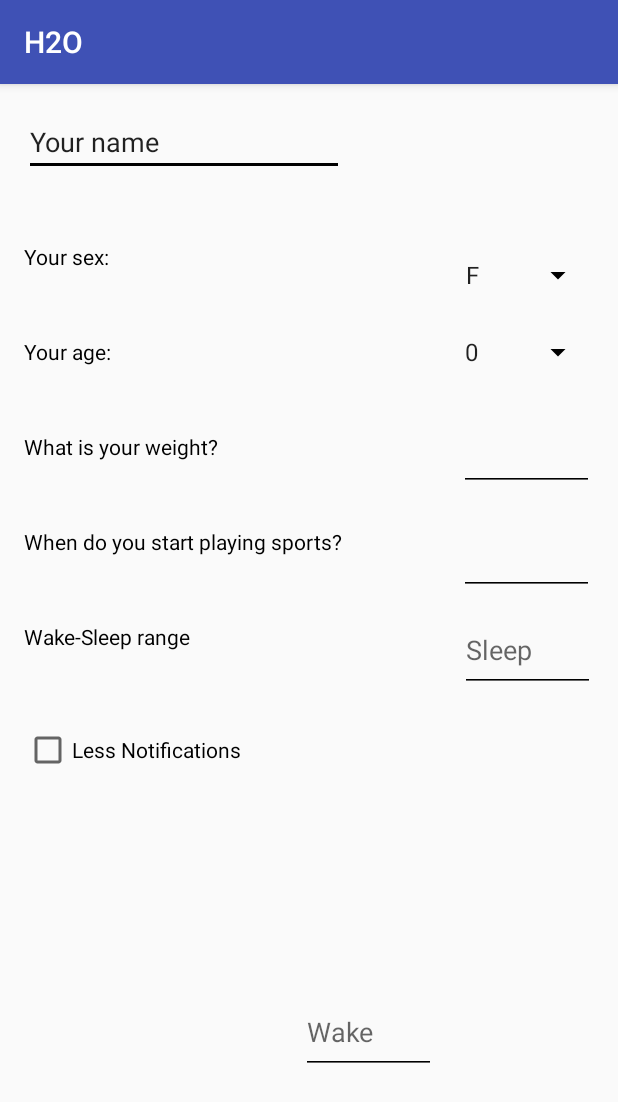
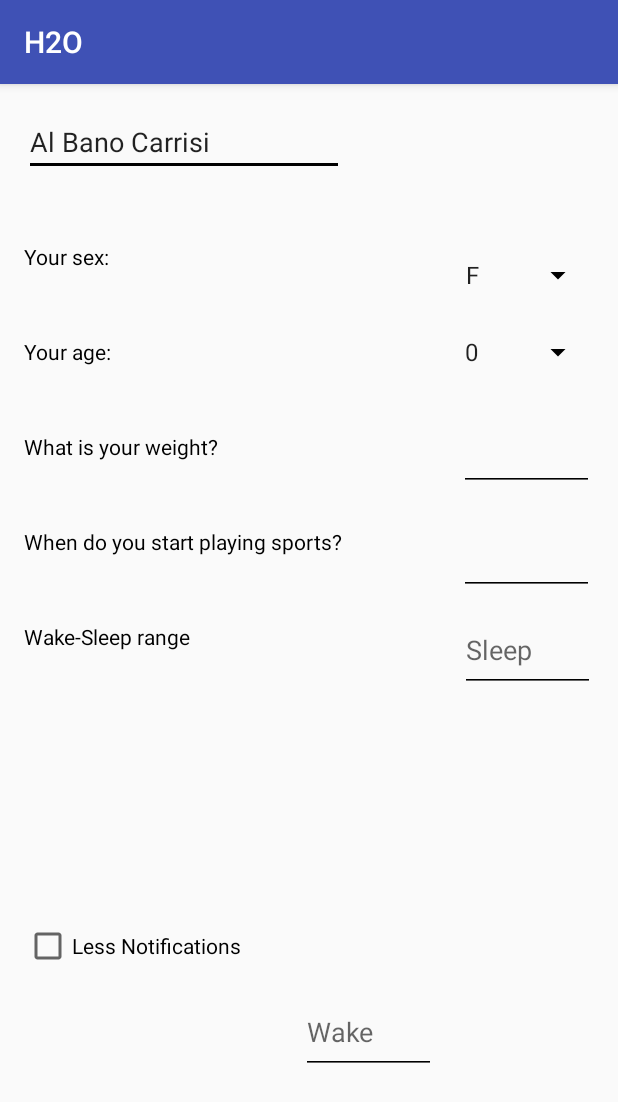
Before and after one commit to francescoFabris/H2Ofunzionante, an Android app: the screen it shows after launch (InputActivity), after a tap on "OPTIONS", on a phone screen of 412 x 824 dp. Shown: the top 1102 px of the screen. Run offline under Robolectric (Android 15) with nearby library versions, the phone set to English and light mode, and no system bars; 1 statement that could not run was skipped.

Commit message:
Modificata Activity principale

```diff
--- a/app/src/main/java/it/unipd/dei/esp1617/h2o/InputActivity.java
+++ b/app/src/main/java/it/unipd/dei/esp1617/h2o/InputActivity.java
@@ -1,5 +1,6 @@
 package it.unipd.dei.esp1617.h2o;
 
+import android.annotation.SuppressLint;
 import android.content.Context;
 import android.content.SharedPreferences;
 import android.os.Bundle;
@@ -20,100 +21,92 @@ import android.widget.Spinner;
 
 public class InputActivity extends AppCompatActivity
 {
+    /*
     private EditText spaceName, spaceWeight, spaceSport, spaceSleep, spaceWake;
     private Spinner spinnerSex,spinnerAge;
-    private RadioButton lessButton;
-
-    private String name;
-    private boolean lessnotif, male; //male = true, female = false;
-    private int age, weight;
-
+    private CheckBox checkNot;
+    */
 
     @Override
     protected void onCreate(Bundle savedInstanceState) {
         super.onCreate(savedInstanceState);
         setContentView(R.layout.activity_input);
-        spaceName=(EditText) findViewById(R.id.name_space);
-        spaceWeight=(EditText) findViewById(R.id.weight);
-        spaceSport=(EditText) findViewById(R.id.sport_time);
-        spinnerSex=(Spinner) findViewById(R.id.sex_spinner);
-        spinnerAge=(Spinner) findViewById(R.id.age_spinner);
-        spaceSleep=(EditText) findViewById(R.id.sleep_time);
-        spaceWake=(EditText) findViewById(R.id.wake_time);
-        lessButton=(CheckBox) findViewById(R.id.less_not);
 
+        //dati persistenti salvati come SharedpPeferences
+        SharedPreferences preferences = getPreferences(MODE_PRIVATE);
+        int age = preferences.getInt("age_value",0);
+        int weight = preferences.getInt("weight_value",50);
+        boolean lessnot = preferences.getBoolean("lessnot_value",false);
+        boolean male = preferences.getBoolean("male_value",false);  //male = true, female = false;
+        String name = preferences.getString("name_value", "Al Bano Carrisi");
+        //mancano gli orari!!
 
+        EditText spaceName=(EditText) findViewById(R.id.name_space);
+        EditText spaceWeight=(EditText) findViewById(R.id.weight);
+        EditText spaceSport=(EditText) findViewById(R.id.sport_time);
+        Spinner spinnerSex=(Spinner) findViewById(R.id.sex_spinner);
+        Spinner spinnerAge=(Spinner) findViewById(R.id.age_spinner);
+        EditText spaceSleep=(EditText) findViewById(R.id.sleep_time);
+        EditText spaceWake=(EditText) findViewById(R.id.wake_time);
+        CheckBox checkNot = (CheckBox) findViewById(R.id.less_notifications);
+
+        //EditText
+        spaceName.setText(name);
+        spaceWeight.setText(weight);
+        //spaceSport.setText();
+        //spaceSleep.setText();
+        //spaceSleep.setText();
+
+        //CheckBox
+        checkNot.setChecked(lessnot);
+
+        //Spinner
         ArrayAdapter<CharSequence> sex_adapter = ArrayAdapter.createFromResource(this, R.array.sex_array, android.R.layout.simple_spinner_item);
         sex_adapter.setDropDownViewResource(android.R.layout.simple_spinner_dropdown_item);
         spinnerSex.setAdapter(sex_adapter);
+        //inutile per il momento
+        if(spinnerSex.getSelectedItemPosition()==1)
+            male=true;
+
 
         ArrayAdapter<CharSequence> years_adapter = ArrayAdapter.createFromResource(this, R.array.years_array, android.R.layout.simple_spinner_item);
         sex_adapter.setDropDownViewResource(android.R.layout.simple_spinner_dropdown_item);
         spinnerAge.setAdapter(years_adapter);
-
-        //selezione età da spinner
-        spinnerAge.setOnItemSelectedListener(new AdapterView.OnItemSelectedListener() {
-            @Override
-            public void onItemSelected(AdapterView<?> parent, View view, int position, long id) {
-                age = (int)id;
-            }
-
-            @Override
-            public void onNothingSelected(AdapterView<?> parent) {
-                age = 0;
-            }
-        });
-        //selezione sesso da spinner
-        spinnerSex.setOnItemSelectedListener(new AdapterView.OnItemSelectedListener() {
-            @Override
-            public void onItemSelected(AdapterView<?> parent, View view, int position, long id) {
-                male = (id==0)? false:true;
-            }
-
-            @Override
-            public void onNothingSelected(AdapterView<?> parent) {
-                male = false;
-            }
-        });
-
-        //inserimento nome su EditText
-        spaceName.addTextChangedListener(new TextWatcher() {
-            @Override
-            public void beforeTextChanged(CharSequence s, int start, int count, int after) {
-                name = null;
-            }
-
-            @Override
-            public void onTextChanged(CharSequence s, int start, int before, int count) {
-                name = s.toString();
-            }
-
-            @Override
-            public void afterTextChanged(Editable s) {
-                spaceName = (EditText) s;
-                name = s.toString();
-            }
-        });
-
-        spaceWeight.addTextChangedListener(new TextWatcher() {
-            @Override
-            public void beforeTextChanged(CharSequence s, int start, int count, int after) {
-            }
-
-            @Override
-            public void onTextChanged(CharSequence s, int start, int before, int count) {
-                weight = Integer.parseInt(s.toString());
-            }
-
-            @Override
-            public void afterTextChanged(Editable s) {
-                weight = Integer.parseInt(s.toString());
-            }
-        });
-
+        //inutile per il momento
+        age = spinnerAge.getSelectedItemPosition();
 
 
     }
 
+    @SuppressLint("CommitPrefsEdit")
+    @Override
+    protected void onPause()
+    {
+        super.onPause();
+
+        SharedPreferences preferences = getPreferences(MODE_PRIVATE);
+        SharedPreferences.Editor editor = preferences.edit();
+
+        //references dei widgets per leggerne lo stato
+        Spinner spinnerAge=(Spinner) findViewById(R.id.age_spinner);
+        int age = spinnerAge.getSelectedItemPosition();
+        EditText spaceWeight=(EditText) findViewById(R.id.weight);
+        int weight = Integer.parseInt(spaceWeight.getText().toString());
+        CheckBox checkNot = (CheckBox) findViewById(R.id.less_notifications);
+        boolean lessnot = checkNot.isChecked();
+        Spinner spinnerSex=(Spinner) findViewById(R.id.sex_spinner);
+        boolean male = (spinnerSex.getSelectedItemPosition()==1)?true:false;
+        EditText spaceName=(EditText) findViewById(R.id.name_space);
+        String name = spaceName.getText().toString();
+
+        editor.putInt("age_value",age);
+        editor.putInt("weight_value",weight);
+        editor.putBoolean("lessnot_value",lessnot);
+        editor.putBoolean("male_value",male);
+        editor.putString("name_value",name);
+
+        editor.commit();
+    }
+
 
 }
--- a/app/src/main/java/it/unipd/dei/esp1617/h2o/MainActivity.java
+++ b/app/src/main/java/it/unipd/dei/esp1617/h2o/MainActivity.java
@@ -1,6 +1,7 @@
 package it.unipd.dei.esp1617.h2o;
 
 import android.content.Intent;
+import android.content.SharedPreferences;
 import android.support.design.widget.FloatingActionButton;
 import android.support.v7.app.AppCompatActivity;
 import android.os.Bundle;
@@ -12,18 +13,22 @@ public class MainActivity extends AppCompatActivity {
     private Button bu;
     private TextView tv1,tv2,tv3,tv4;
     private FloatingActionButton faplus, faminus;
-    private static int drunkGlasses =0;
+    private static int drunkGlasses;
 
     @Override
     protected void onCreate(Bundle savedInstanceState) {
         super.onCreate(savedInstanceState);
         setContentView(R.layout.activity_main);
+
+        SharedPreferences preferences = getPreferences(MODE_PRIVATE);
+        int dg=preferences.getInt("drunk_glasses",0);
+        drunkGlasses=dg;
+
         tv1 = (TextView) findViewById(R.id.textView1);
         tv2 = (TextView) findViewById(R.id.textView2);
         tv3 = (TextView) findViewById(R.id.textView3);
         tv4 = (TextView) findViewById(R.id.textView4);
-        tv2.setText((CharSequence) bu);
-        tv4.setText((drunkGlasses>5)?"\"@string/c2\"":"\"@string/c1\"");
+        changeViewsText();
 
         bu = (Button) findViewById(R.id.apri_second);
         /**
@@ -46,7 +51,7 @@ public class MainActivity extends AppCompatActivity {
         faplus.setOnClickListener(new View.OnClickListener(){
             @Override
             public void onClick(View v) {
-                drunkGlasses++;
+                incrementGlasses();
             }
         });
         /**
@@ -55,15 +60,30 @@ public class MainActivity extends AppCompatActivity {
         faminus.setOnClickListener(new View.OnClickListener(){
             @Override
             public void onClick(View v) {
-                drunkGlasses--;
+                decrementGlasses();
             }
         });
     }
 
+    @Override
+    protected void onPause(){
+        super.onPause();
+        SharedPreferences preferences = getPreferences(MODE_PRIVATE);
+        SharedPreferences.Editor editor = preferences.edit();
+        editor.putInt("drunk_glasses",drunkGlasses);
+        editor.commit();
+    }
+
     public void incrementGlasses(){
         drunkGlasses++;
+        changeViewsText();
     }
     public void decrementGlasses(){
         drunkGlasses--;
+        changeViewsText();
+    }
+    public void changeViewsText(){
+        tv2.setText(drunkGlasses+"");
+        tv4.setText((drunkGlasses>5)?R.string.c2:R.string.c1);
     }
 }
--- a/app/src/main/res/layout/activity_input.xml
+++ b/app/src/main/res/layout/activity_input.xml
@@ -189,24 +189,17 @@
         app:layout_constraintTop_toBottomOf="@+id/sport_time"/>
 
     <CheckBox
-        android:id="@+id/less_not"
+        android:id="@+id/less_notifications"
         android:layout_width="wrap_content"
         android:layout_height="wrap_content"
+        android:layout_marginLeft="16dp"
+        android:text="@string/less_not"
+        app:layout_constraintLeft_toLeftOf="parent"
+        android:layout_marginTop="8dp"
+        app:layout_constraintTop_toBottomOf="@+id/wake_field"
+        app:layout_constraintBottom_toBottomOf="parent"
         android:layout_marginBottom="8dp"
-        android:layout_marginEnd="8dp"
-        android:layout_marginLeft="16dp"
-        android:layout_marginRight="8dp"
-        android:layout_marginStart="16dp"
-        android:layout_marginTop="50dp"
-        android:text="Less Notifications"
-        android:textColor="@android:color/black"
-        android:textColorLink="@android:color/background_dark"
-        app:layout_constraintBottom_toBottomOf="parent"
-        app:layout_constraintHorizontal_bias="0.0"
-        app:layout_constraintLeft_toLeftOf="parent"
-        app:layout_constraintRight_toRightOf="parent"
-        app:layout_constraintTop_toBottomOf="@+id/wake_field"
-        app:layout_constraintVertical_bias="0.0"/>
+        app:layout_constraintVertical_bias="0.504"/>
 
 
 </android.support.constraint.ConstraintLayout>
--- a/app/src/main/res/values/strings.xml
+++ b/app/src/main/res/values/strings.xml
@@ -6,6 +6,7 @@
     <string name="sport_insert">When do you start playing sports?</string>
     <string name="weight_insert">What is your weight?</string>
     <string name="time_insert">Wake-Sleep range</string>
+    <string name="less_not">Less Notifications</string>
     <string name="wake">Wake</string>
     <string name="sleep">Sleep</string>
     <string name="str1">YOU DRANK</string>
```
Also changed, not shown: app/src/main/res/layout/activity_main.xml (+8 -7 lines).
